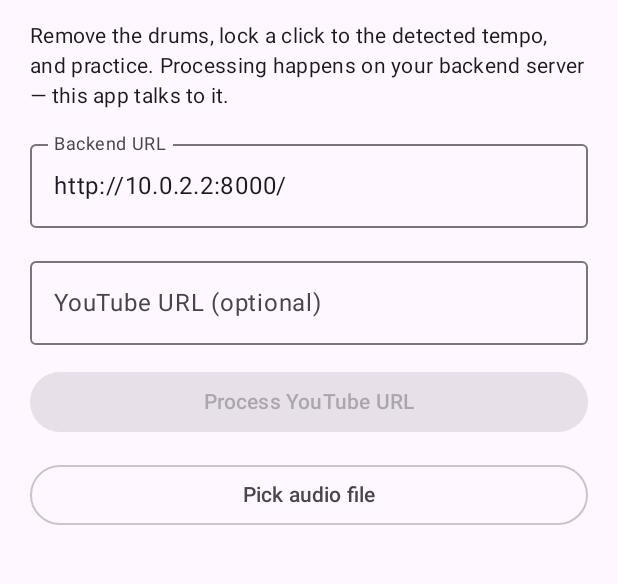
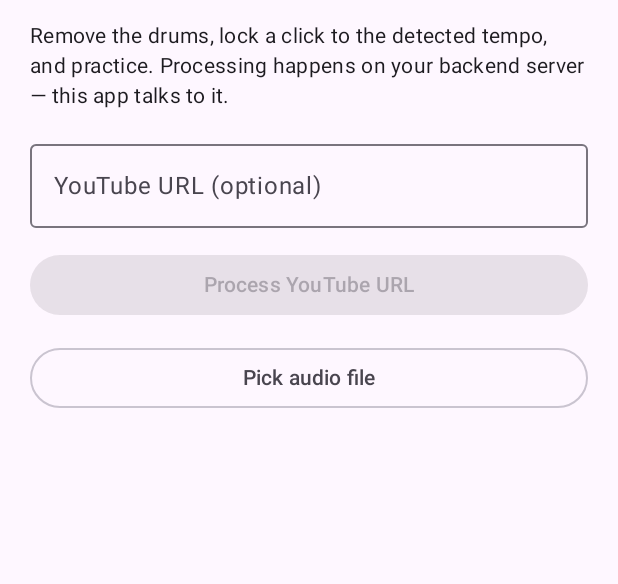
Before and after one commit to DerrickUnleashed/Drumless, an Android app built with Jetpack Compose: the screen it shows after launch (MainActivity), after a tap on "Pick audio file", on a phone screen of 412 x 824 dp, the part 90-674 px from its top. Run offline under Robolectric (Android 15) with nearby library versions, the phone set to English and light mode, and no system bars.

Commit message:
android: hardcode backend URL to drumless.onrender.com, remove input field

```diff
--- a/android/app/src/main/java/com/drumless/app/ui/HomeScreen.kt
+++ b/android/app/src/main/java/com/drumless/app/ui/HomeScreen.kt
@@ -27,7 +27,6 @@ import androidx.compose.ui.unit.dp
 @Composable
 fun HomeScreen(vm: MainViewModel, state: UiState) {
     var urlInput by remember { mutableStateOf("") }
-    var baseUrlInput by remember { mutableStateOf(state.baseUrl) }
     var pickedName by remember { mutableStateOf<String?>(null) }
 
     val picker = rememberLauncherForActivityResult(ActivityResultContracts.GetContent()) { uri ->
@@ -52,14 +51,6 @@ fun HomeScreen(vm: MainViewModel, state: UiState) {
         )
 
         OutlinedTextField(
-            value = baseUrlInput,
-            onValueChange = { baseUrlInput = it },
-            label = { Text("Backend URL") },
-            singleLine = true,
-            modifier = Modifier.fillMaxWidth(),
-        )
-
-        OutlinedTextField(
             value = urlInput,
             onValueChange = { urlInput = it },
             label = { Text("YouTube URL (optional)") },
@@ -68,7 +59,6 @@ fun HomeScreen(vm: MainViewModel, state: UiState) {
         )
         Button(
             onClick = {
-                vm.setBaseUrl(baseUrlInput)
                 vm.submitUrl(urlInput)
                 urlInput = ""
             },
@@ -79,10 +69,7 @@ fun HomeScreen(vm: MainViewModel, state: UiState) {
         }
 
         OutlinedButton(
-            onClick = {
-                vm.setBaseUrl(baseUrlInput)
-                picker.launch("audio/*")
-            },
+            onClick = { picker.launch("audio/*") },
             enabled = !state.submitting,
             modifier = Modifier.fillMaxWidth(),
         ) {
--- a/android/app/src/main/java/com/drumless/app/ui/MainViewModel.kt
+++ b/android/app/src/main/java/com/drumless/app/ui/MainViewModel.kt
@@ -30,8 +30,8 @@ data class UiState(
     val error: String? = null,
 )
 
-/** 10.0.2.2 = host machine loopback from the Android emulator. */
-const val DEFAULT_BASE_URL = "http://10.0.2.2:8000/"
+/** Render cloud backend (no local setup required). */
+const val DEFAULT_BASE_URL = "https://drumless.onrender.com/"
 
 class MainViewModel(app: Application) : AndroidViewModel(app) {
 
@@ -39,14 +39,6 @@ class MainViewModel(app: Application) : AndroidViewModel(app) {
     val state: StateFlow<UiState> = _state.asStateFlow()
 
     private var api: DrumlessApi = Api.client(DEFAULT_BASE_URL)
-
-    fun setBaseUrl(raw: String) {
-        val url = normalize(raw)
-        if (url != null) {
-            _state.update { it.copy(baseUrl = url) }
-            api = Api.client(url)
-        }
-    }
 
     fun submitUrl(youtubeUrl: String) {
         launchJob { api.createFromUrl(youtubeUrl.trim()) }
```
